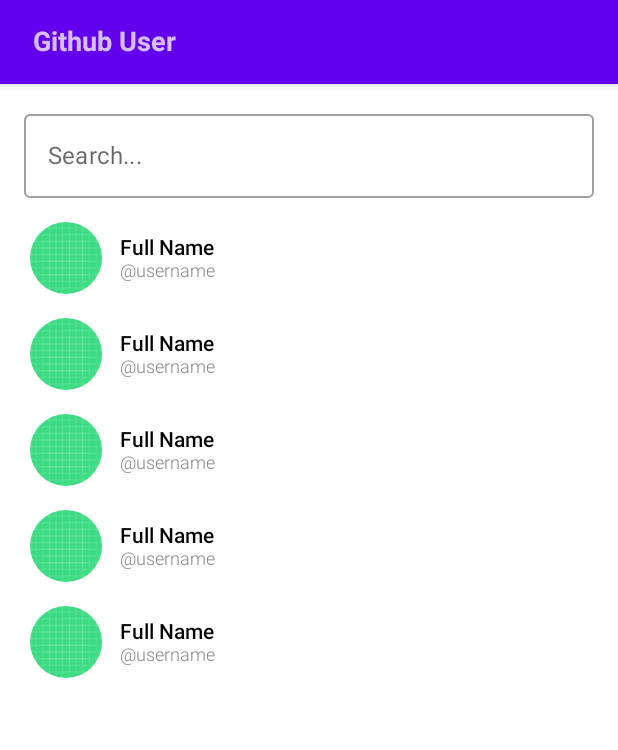
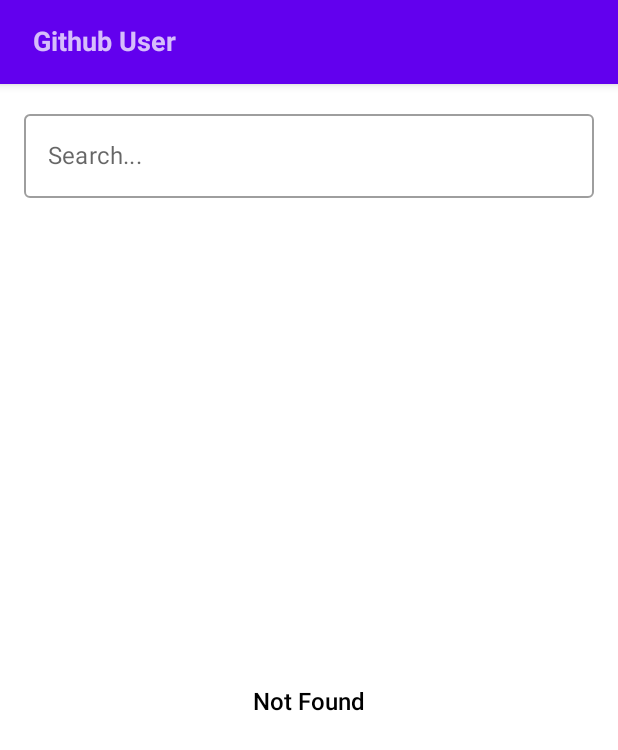
Before and after one commit to muktiwbowo/GithubUser, an Android app built with Jetpack Compose: the screen it shows after launch (MainActivity), on a phone screen of 412 x 824 dp. Shown: the top 750 px of the screen. Run offline under Robolectric (Android 15) with nearby library versions, the phone set to English and light mode, and no system bars.

Commit message:
ui: create text status

```diff
--- a/app/src/main/java/m/wb/githubuser/MainActivity.kt
+++ b/app/src/main/java/m/wb/githubuser/MainActivity.kt
@@ -34,7 +34,8 @@ class MainActivity : ComponentActivity() {
                         content = {
                             UIContent(
                                 searchValue = searchValue,
-                                image = R.drawable.ic_launcher_background
+                                image = R.drawable.ic_launcher_background,
+                                status = "error"
                             )
                         })
                 }
@@ -53,7 +54,8 @@ fun DefaultPreview() {
         }) {
             UIContent(
                 searchValue = searchValue,
-                image = R.drawable.ic_launcher_background
+                image = R.drawable.ic_launcher_background,
+                status = "error"
             )
         }
     }
--- a/app/src/main/java/m/wb/githubuser/ui/UIContent.kt
+++ b/app/src/main/java/m/wb/githubuser/ui/UIContent.kt
@@ -24,10 +24,14 @@ import androidx.compose.ui.unit.dp
 import androidx.compose.ui.unit.sp
 
 @Composable
-fun UIContent(searchValue: MutableState<TextFieldValue>, image: Int) {
+fun UIContent(searchValue: MutableState<TextFieldValue>, image: Int, status: String) {
     Column(modifier = Modifier.padding(horizontal = 16.dp, vertical = 20.dp)) {
         UISearch(searchValue)
-        UIUser(searchValue, image)
+        if (status.contains("loading")) UIStatus(message = "Loading...")
+        else if (status.contains("success")) UIUser(searchState = searchValue, image = image)
+        else {
+            UIStatus(message = "Not Found")
+        }
     }
 }
 
@@ -96,3 +100,16 @@ fun UIUser(searchState: MutableState<TextFieldValue>, image: Int) {
         }
     }
 }
+
+@Composable
+fun UIStatus(message: String) {
+    Text(
+        text = message,
+        modifier = Modifier
+            .fillMaxSize()
+            .wrapContentSize(align = Alignment.Center),
+        fontSize = 16.sp,
+        fontWeight = FontWeight.Medium,
+        color = Color.Black
+    )
+}
```
